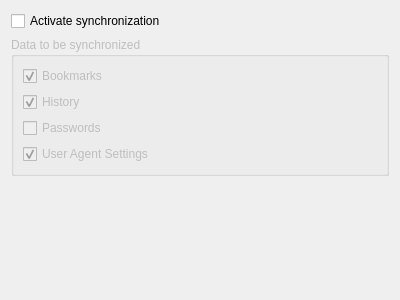
Above: Helpviewer/Sync/SyncDataPage.ui from testmana2/test before the change. Below: the same form after it.
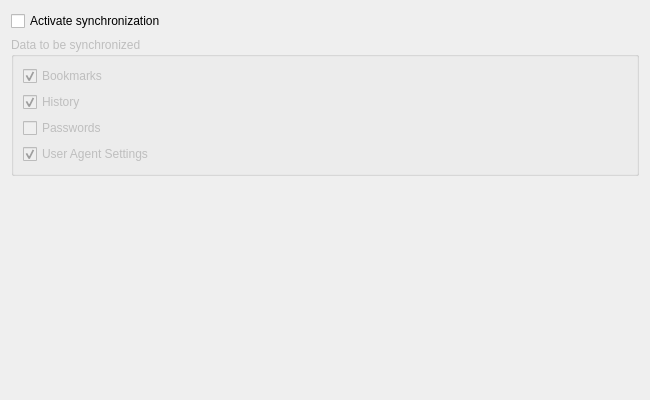
That is the form after the change.

Commit message: Refined the web browser sync assistant dialog.

What changed in the file:
```diff
--- a/Helpviewer/Sync/SyncDataPage.ui
+++ b/Helpviewer/Sync/SyncDataPage.ui
@@ -6,8 +6,8 @@
    <rect>
     <x>0</x>
     <y>0</y>
-    <width>400</width>
-    <height>300</height>
+    <width>650</width>
+    <height>400</height>
    </rect>
   </property>
   <property name="title">
```
The commit also changes 5 other files.
